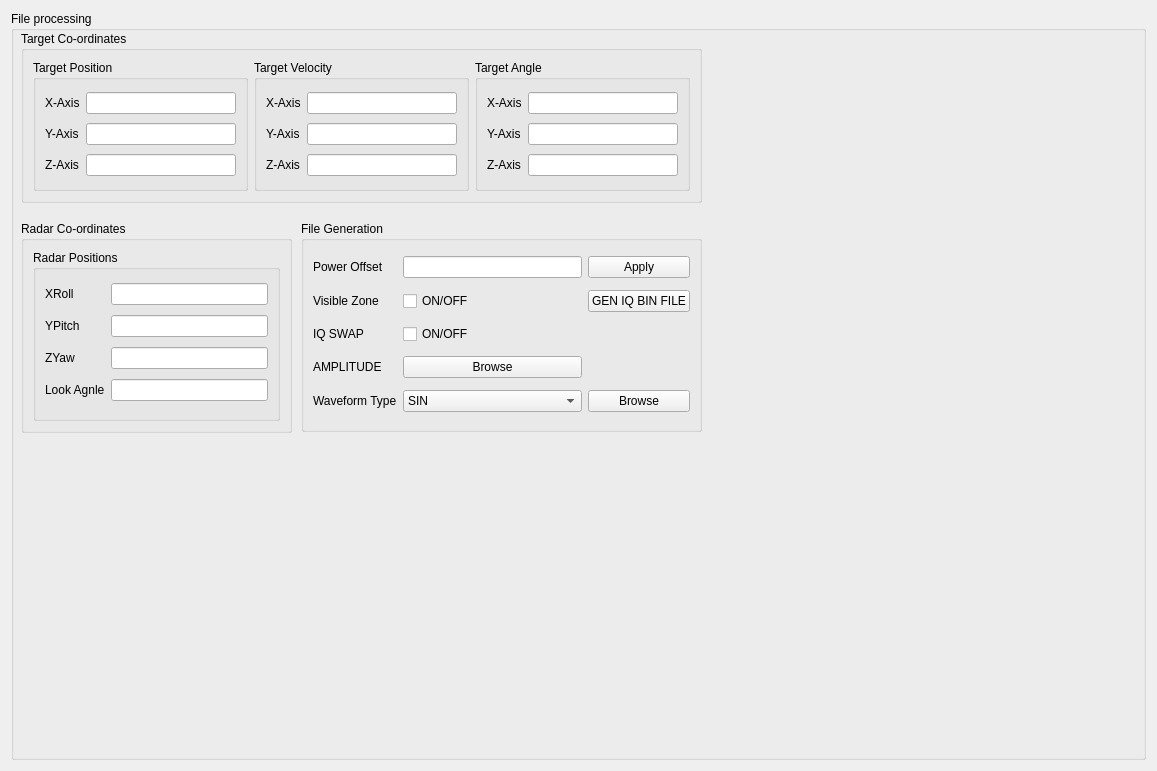
Before: the Qt Designer form TargetEchoGen/fileprocessing.ui in razzzz87/TargetEchoGen, drawn with Qt 5.
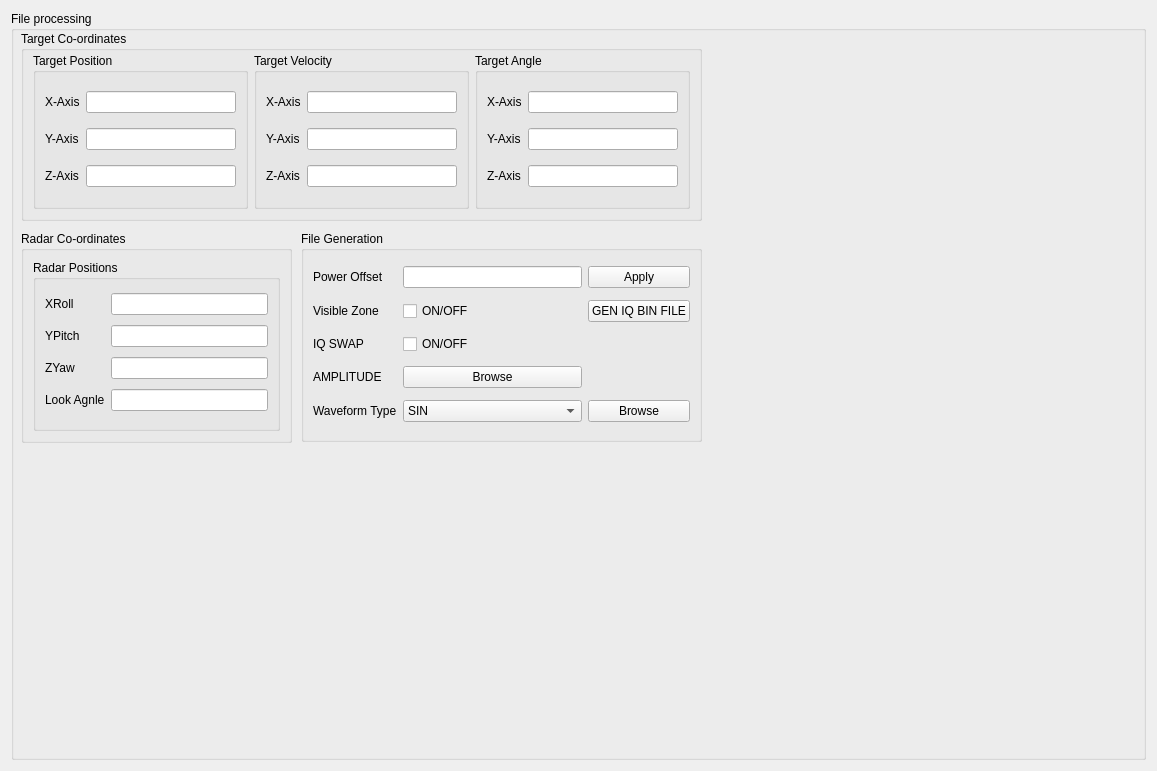
After: the same form once the commit is applied.

Patch:
```diff
--- a/TargetEchoGen/fileprocessing.ui
+++ b/TargetEchoGen/fileprocessing.ui
@@ -25,19 +25,25 @@
         <x>10</x>
         <y>20</y>
         <width>681</width>
-        <height>172</height>
+        <height>190</height>
        </rect>
       </property>
       <property name="title">
        <string>Target Co-ordinates</string>
       </property>
       <layout class="QHBoxLayout" name="horizontalLayout_5">
+       <property name="topMargin">
+        <number>2</number>
+       </property>
        <item>
         <widget class="QGroupBox" name="groupBox_3">
          <property name="title">
           <string>Target Position</string>
          </property>
          <layout class="QHBoxLayout" name="horizontalLayout_2">
+          <property name="topMargin">
+           <number>9</number>
+          </property>
           <item>
            <layout class="QGridLayout" name="gridLayout">
             <item row="0" column="1">
@@ -167,7 +173,7 @@
       <property name="geometry">
        <rect>
         <x>10</x>
-        <y>210</y>
+        <y>220</y>
         <width>271</width>
         <height>212</height>
        </rect>
@@ -235,7 +241,7 @@
       <property name="geometry">
        <rect>
         <x>290</x>
-        <y>210</y>
+        <y>220</y>
         <width>401</width>
         <height>211</height>
        </rect>
```
